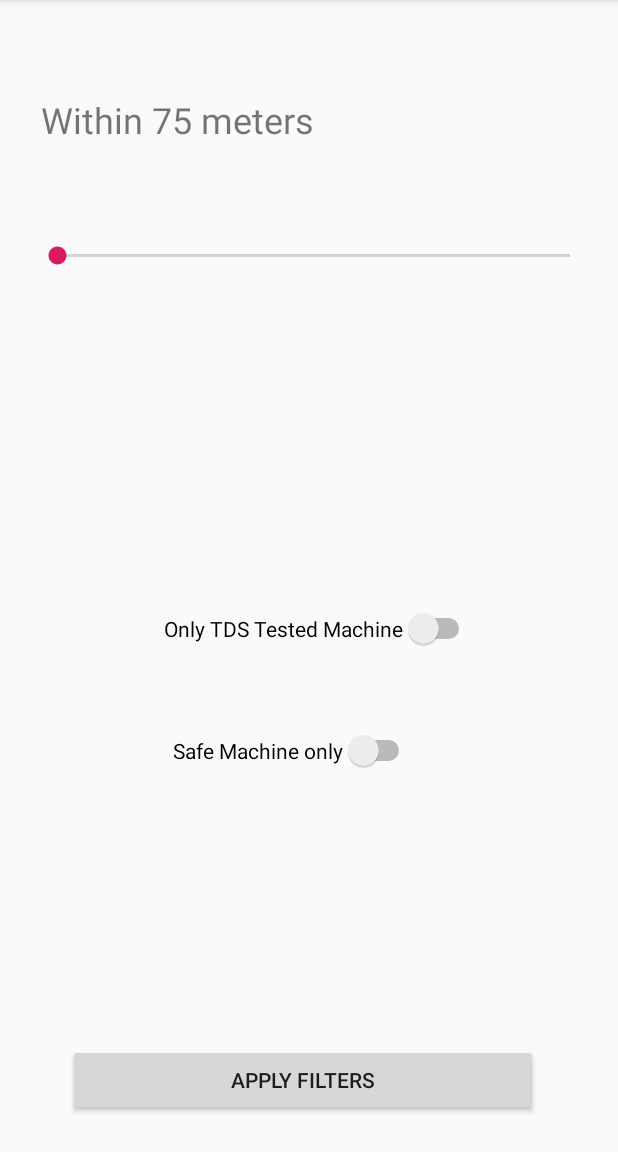
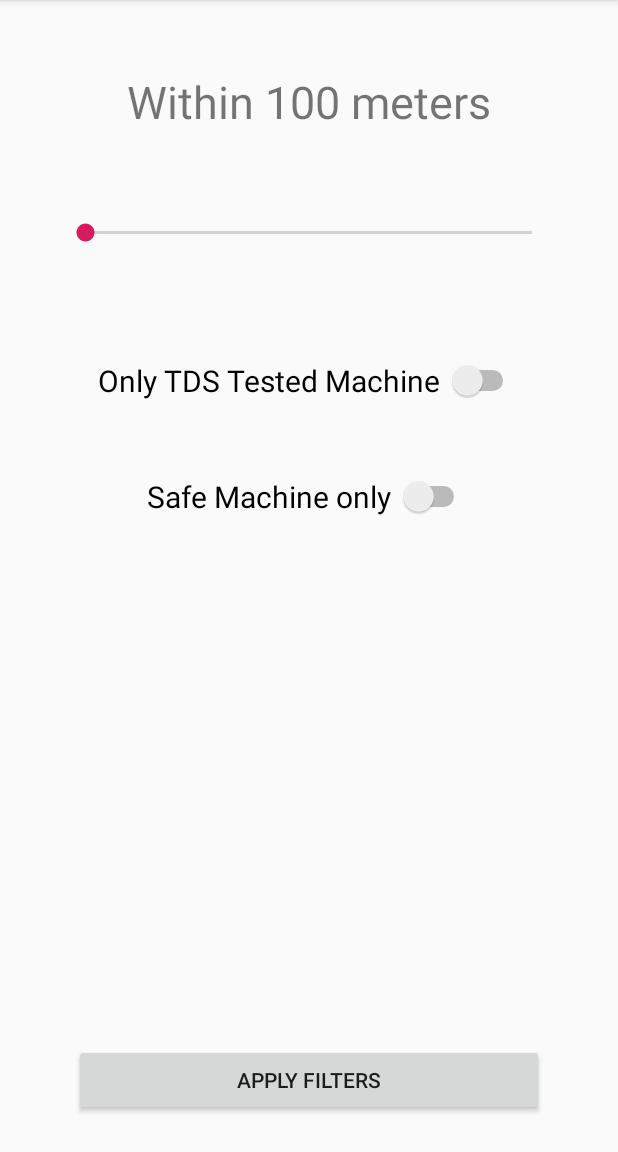
Before and after one commit to rufinq/CleanWaterMap, an Android app: the FilterActivity screen opened directly, with no data from a screen before it, on a phone screen of 412 x 824 dp, the part 84-1236 px from its top. Run offline under Robolectric (Android 15) with nearby library versions, the phone set to English and light mode, and no system bars.

Commit message:
Update UI Filter

```diff
--- a/app/src/main/java/com/example/cleanwatermap/FilterActivity.kt
+++ b/app/src/main/java/com/example/cleanwatermap/FilterActivity.kt
@@ -21,6 +21,7 @@ class FilterActivity : AppCompatActivity() {
 
     companion object {
         const val MINIMUM_DISTANCE = 50
+        const val MAXIMUM_SEEK_BAR_VALUE = 100
     }
 
     override fun onCreate(savedInstanceState: Bundle?) {
@@ -62,7 +63,12 @@ class FilterActivity : AppCompatActivity() {
                                            fromUser: Boolean) {
                 // write custom code for progress is changed
                 updateTitleFromSeekBarValue(progress)
-                Settings.filterDistance = maxOf(progress * 50, MINIMUM_DISTANCE)
+                if (progress >= MAXIMUM_SEEK_BAR_VALUE) {
+                    Settings.resetDistanceFilter()
+                }
+                else {
+                    Settings.filterDistance = maxOf(progress * 50, MINIMUM_DISTANCE)
+                }
             }
 
             override fun onStartTrackingTouch(seek: SeekBar) {
@@ -92,8 +98,21 @@ class FilterActivity : AppCompatActivity() {
 
     private fun updateTitleFromSeekBarValue(seekBarValue : Int) {
         // TODO internationalization here
-        val meters : Int = this.filterDistanceFromSeekBarValue(seekBarValue)
-        titleTextView.text = "Within $meters meters"
+        if (seekBarValue >= MAXIMUM_SEEK_BAR_VALUE) {
+            titleTextView.text = "No filter distance"
+        }
+        else {
+            val meters : Int = this.filterDistanceFromSeekBarValue(seekBarValue)
+            if (meters >= 1000) {
+                val km : Double = (meters.toDouble() / 1000.0)
+                val extraS : String = if (meters >= 2000) "s" else ""
+                titleTextView.text = "Within %.1f km${extraS}".format(km)
+            }
+            else {
+                titleTextView.text = "Within $meters meters"
+            }
+
+        }
     }
 
     private fun sendFilterDataBackToPreviousActivity() {
--- a/app/src/main/java/com/example/cleanwatermap/FilterData.kt
+++ b/app/src/main/java/com/example/cleanwatermap/FilterData.kt
@@ -5,8 +5,13 @@ data class FilterData(
     var onlyTDSTestedWaterMachine : Boolean = false,
     var onlySafeWaterMachine : Boolean = false) {
 
-    val ignoreDistance : Boolean
+    var ignoreDistance : Boolean
         get() = distance == Int.MAX_VALUE
+        set(aBoolean : Boolean) {
+            if (aBoolean) {
+                distance = Int.MAX_VALUE
+            }
+        }
 
     val ignoreFilter : Boolean
         get() = ignoreDistance && !onlySafeWaterMachine && !onlyTDSTestedWaterMachine
--- a/app/src/main/java/com/example/cleanwatermap/Settings.kt
+++ b/app/src/main/java/com/example/cleanwatermap/Settings.kt
@@ -37,4 +37,9 @@ object Settings {
         if (filterData.onlySafeWaterMachine && aWaterProvider.lastTDSMeasurementValue() > TDSMeasurement.SAFE_TDS_VALUE_LIMIT) return false
         return if (filterData.ignoreDistance) true else aWaterProvider.distanceTo(location) < filterData.distance
     }
+
+    fun resetDistanceFilter() {
+        filterData.ignoreDistance = true
+    }
+
 }
--- a/app/src/main/res/layout/activity_filter.xml
+++ b/app/src/main/res/layout/activity_filter.xml
@@ -10,53 +10,47 @@
         android:id="@+id/safeWaterMachineSwitch"
         android:layout_width="wrap_content"
         android:layout_height="wrap_content"
-        android:layout_alignParentStart="true"
-        android:layout_alignParentBottom="true"
-        android:layout_marginStart="115dp"
-        android:layout_marginBottom="254dp"
-        android:text="Safe Machine only" />
+        android:layout_below="@+id/onlyTDSTestedWaterMachineSwitch"
+        android:layout_centerHorizontal="true"
+        android:layout_marginTop="50dp"
+        android:text="Safe Machine only "
+        android:textSize="20sp"/>
 
     <TextView
         android:id="@+id/titleTextView"
         android:layout_width="361dp"
         android:layout_height="55dp"
-        android:layout_alignParentStart="true"
-        android:layout_alignParentTop="true"
         android:layout_centerHorizontal="true"
-        android:layout_marginStart="27dp"
-        android:layout_marginTop="63dp"
-        android:text="Within 75 meters"
-        android:textSize="24sp" />
+        android:layout_marginTop="40dp"
+        android:gravity="center"
+        android:text="Within 100 meters"
+        android:textSize="30sp" />
 
     <SeekBar
         android:id="@+id/distanceSeekBar"
-        android:layout_width="374dp"
+        android:layout_width="330dp"
         android:layout_height="70dp"
-        android:layout_alignParentStart="true"
-        android:layout_alignParentTop="true"
+        android:layout_below="@+id/titleTextView"
         android:layout_centerHorizontal="true"
-        android:layout_marginStart="22dp"
-        android:layout_marginTop="136dp" />
+        android:layout_marginTop="25dp" />
 
     <Switch
         android:id="@+id/onlyTDSTestedWaterMachineSwitch"
         android:layout_width="wrap_content"
         android:layout_height="wrap_content"
-        android:layout_alignParentStart="true"
-        android:layout_alignParentBottom="true"
+        android:layout_below="@+id/distanceSeekBar"
         android:layout_centerHorizontal="true"
-        android:layout_marginStart="109dp"
-        android:layout_marginBottom="335dp"
-        android:text="Only TDS Tested Machine" />
+        android:layout_marginTop="49dp"
+        android:text="Only TDS Tested Machine "
+        android:textSize="20sp"/>
 
     <Button
         android:id="@+id/applyFiltersButton"
         android:layout_width="313dp"
         android:layout_height="wrap_content"
-        android:layout_alignParentStart="true"
         android:layout_alignParentBottom="true"
-        android:layout_marginStart="45dp"
         android:layout_marginBottom="24dp"
-        android:text="Apply Filters" />
+        android:text="Apply Filters"
+        android:layout_centerHorizontal="true"/>
 
 </RelativeLayout>
```
